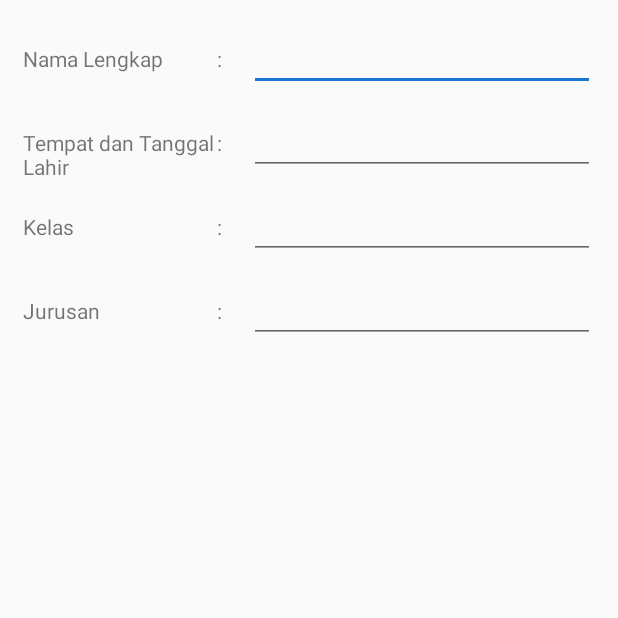
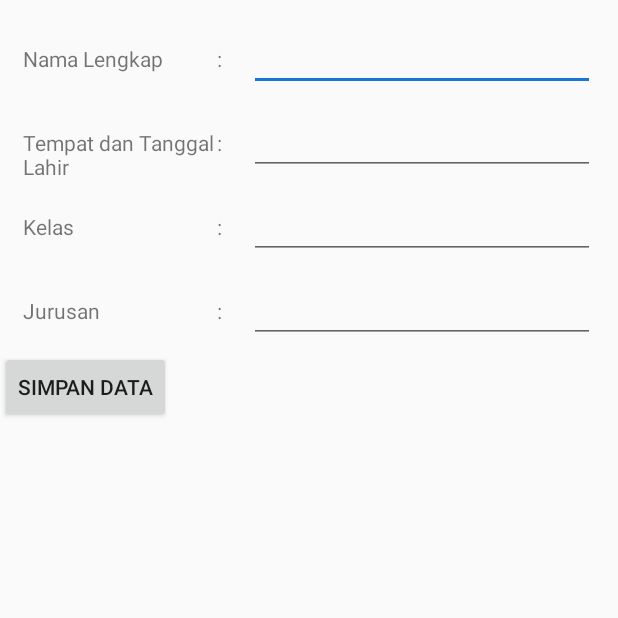
Before and after one commit to muslikh/siakadAndroid, an Android app: the EditDataSiswa screen opened directly, with no data from a screen before it, on a phone screen of 412 x 824 dp, the top half of it. Run offline under Robolectric (Android 15) with nearby library versions, the phone set to English and light mode, and no system bars; our stand-ins replace Volley; network calls fail.

Commit message:
penambahan edit siswa

```diff
--- a/app/src/main/res/layout/edit_data_siswa.xml
+++ b/app/src/main/res/layout/edit_data_siswa.xml
@@ -104,5 +104,11 @@
                 android:text=" " />
         </TableRow>
     </TableLayout>
+    <Button
+        android:layout_width="wrap_content"
+        android:layout_height="wrap_content"
+        android:id="@+id/updateSiswa"
+        android:layout_below="@+id/tabelProfile"
+        android:text="Simpan Data"/>
 
 </RelativeLayout>
```
Also changed, not shown: app/src/main/java/id/codemerindu/siakad/EditDataSiswa.java (+71 -4 lines).
